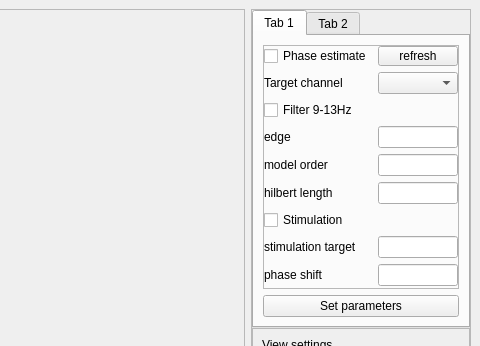
Old version of the form UI/processingwindow.ui in the repository VeikkaLeppanen/Real_Time_EEG; both pictures show x 499 to 979 and y 0 to 346 of the 979 by 649 pixel window.
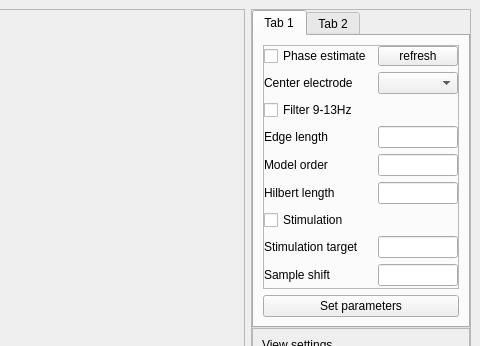
New version of the form. Custom widgets are drawn as their Qt base class.

```diff
--- a/UI/processingwindow.ui
+++ b/UI/processingwindow.ui
@@ -112,21 +112,21 @@
               <item row="2" column="0">
                <widget class="QLabel" name="label_7">
                 <property name="text">
-                 <string>Target channel</string>
+                 <string>Center electrode</string>
                 </property>
                </widget>
               </item>
               <item row="8" column="0">
                <widget class="QLabel" name="label_5">
                 <property name="text">
-                 <string>edge</string>
+                 <string>Edge length</string>
                 </property>
                </widget>
               </item>
               <item row="12" column="0">
                <widget class="QLabel" name="label_2">
                 <property name="text">
-                 <string>stimulation target</string>
+                 <string>Stimulation target</string>
                 </property>
                </widget>
               </item>
@@ -136,7 +136,7 @@
               <item row="10" column="0">
                <widget class="QLabel" name="label_3">
                 <property name="text">
-                 <string>hilbert length</string>
+                 <string>Hilbert length</string>
                 </property>
                </widget>
               </item>
@@ -159,7 +159,7 @@
                  </size>
                 </property>
                 <property name="text">
-                 <string>phase shift</string>
+                 <string>Sample shift</string>
                 </property>
                </widget>
               </item>
@@ -227,7 +227,7 @@
               <item row="9" column="0">
                <widget class="QLabel" name="label_4">
                 <property name="text">
-                 <string>model order</string>
+                 <string>Model order</string>
                 </property>
                </widget>
               </item>
```
